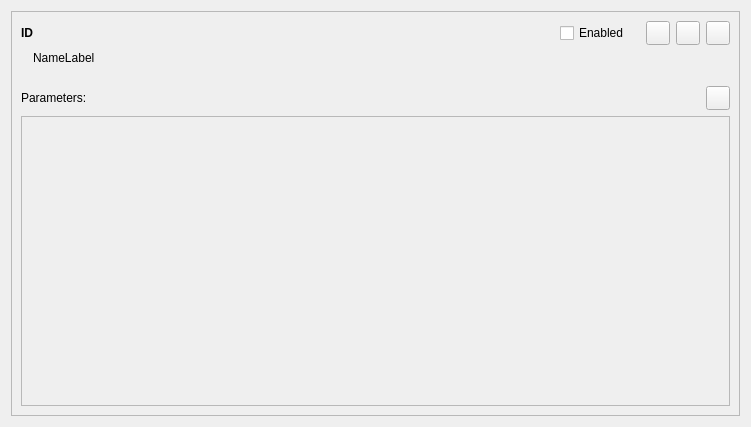
OpenFLUID/openfluid, file src/apps/openfluid-builder/common/WareWidget.ui: the form before one commit.
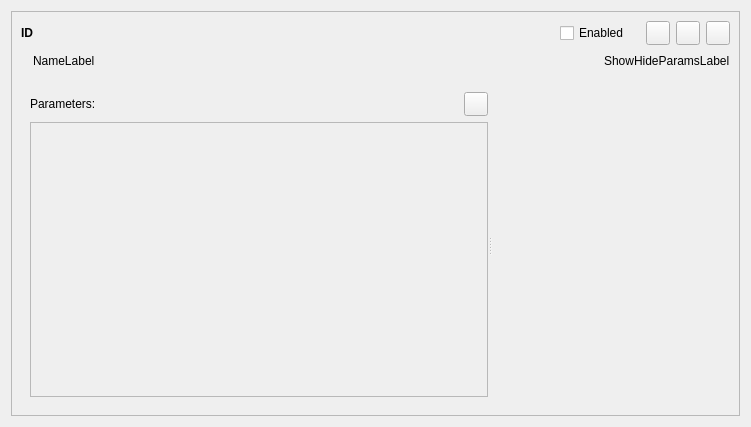
The form after the commit. Custom widgets are drawn as their Qt base class.

Commit message:
Introduction of wares development integration in OpenFLUID-Builder
* Added Development menu
* Added source edition from model and monitoring
  when double clicking on simulators and observers
* Added empty methods for later integration
  of development functionalities
* Added compiler definitions to temporarily enable/disable wares
  development in OpenFLUID-Builder
* Refactored WareWidget design, using Qt promoting mecanism

(closes OpenFLUID/openfluid#496)

Diff of the .ui file:
```diff
--- a/src/apps/openfluid-builder/common/WareWidget.ui
+++ b/src/apps/openfluid-builder/common/WareWidget.ui
@@ -161,14 +161,41 @@
        </layout>
       </item>
       <item>
-       <widget class="QLabel" name="NameLabel">
-        <property name="text">
-         <string notr="true">NameLabel</string>
-        </property>
-        <property name="indent">
-         <number>12</number>
-        </property>
-       </widget>
+       <layout class="QHBoxLayout" name="horizontalLayout_2" stretch="1,0,0">
+        <item>
+         <widget class="openfluid::ui::common::ElidedLabel" name="NameLabel">
+          <property name="text">
+           <string notr="true">NameLabel</string>
+          </property>
+          <property name="indent">
+           <number>12</number>
+          </property>
+         </widget>
+        </item>
+        <item>
+         <spacer name="horizontalSpacer_2">
+          <property name="orientation">
+           <enum>Qt::Horizontal</enum>
+          </property>
+          <property name="sizeType">
+           <enum>QSizePolicy::Fixed</enum>
+          </property>
+          <property name="sizeHint" stdset="0">
+           <size>
+            <width>20</width>
+            <height>20</height>
+           </size>
+          </property>
+         </spacer>
+        </item>
+        <item>
+         <widget class="openfluid::ui::common::ActionLabel" name="ShowHideParamsLabel">
+          <property name="text">
+           <string>ShowHideParamsLabel</string>
+          </property>
+         </widget>
+        </item>
+       </layout>
       </item>
       <item>
        <widget class="QWidget" name="ParamInfoTitleWidget" native="true">
@@ -203,21 +230,6 @@
          </size>
         </property>
         <layout class="QVBoxLayout" name="verticalLayout_3">
-         <property name="spacing">
-          <number>0</number>
-         </property>
-         <property name="leftMargin">
-          <number>0</number>
-         </property>
-         <property name="topMargin">
-          <number>9</number>
-         </property>
-         <property name="rightMargin">
-          <number>0</number>
-         </property>
-         <property name="bottomMargin">
-          <number>0</number>
-         </property>
          <item>
           <widget class="QSplitter" name="ParamInfoSplitter">
            <property name="orientation">
@@ -314,8 +326,8 @@
                  <rect>
                   <x>0</x>
                   <y>0</y>
-                  <width>699</width>
-                  <height>248</height>
+                  <width>429</width>
+                  <height>271</height>
                  </rect>
                 </property>
                 <property name="minimumSize">
@@ -336,6 +348,7 @@
              </item>
             </layout>
            </widget>
+           <widget class="SignatureWidget" name="InfosWidget" native="true"/>
           </widget>
          </item>
         </layout>
@@ -346,6 +359,24 @@
    </item>
   </layout>
  </widget>
+ <customwidgets>
+  <customwidget>
+   <class>SignatureWidget</class>
+   <extends>QWidget</extends>
+   <header>SignatureWidget.hpp</header>
+   <container>1</container>
+  </customwidget>
+  <customwidget>
+   <class>openfluid::ui::common::ElidedLabel</class>
+   <extends>QLabel</extends>
+   <header location="global">openfluid/ui/common/ElidedLabel.hpp</header>
+  </customwidget>
+  <customwidget>
+   <class>openfluid::ui::common::ActionLabel</class>
+   <extends>QLabel</extends>
+   <header location="global">openfluid/ui/common/ActionLabel.hpp</header>
+  </customwidget>
+ </customwidgets>
  <resources/>
  <connections/>
 </ui>
```
Left out of the diff: 5 changed lines with no effect on the pictures. The commit also changes 26 other files.
